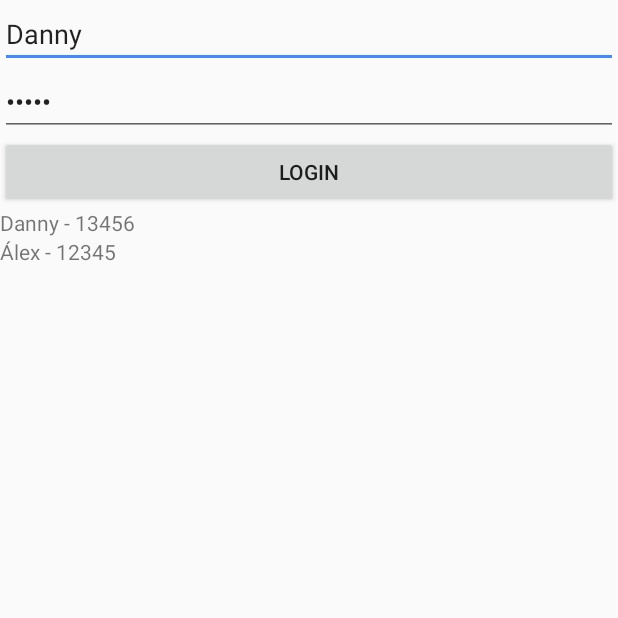
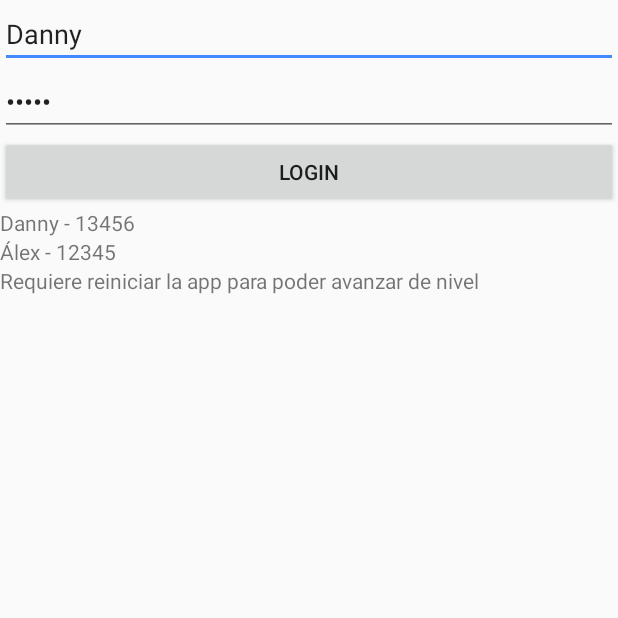
Before and after one commit to Milats/Prueba2_Stalin_Moposita, an Android app: the screen it shows after launch (LoginSIMP), on a phone screen of 412 x 824 dp, the top half of it. Run offline under Robolectric (Android 15) with nearby library versions, the phone set to English and light mode, and no system bars.

Commit message:
Final True

```diff
--- a/app/src/main/java/com/aperez/apps/eventhandlers/GuessButtonListener.java
+++ b/app/src/main/java/com/aperez/apps/eventhandlers/GuessButtonListener.java
@@ -1,5 +1,6 @@
 package com.aperez.apps.eventhandlers;
 
+import android.content.ContentValues;
 import android.content.Context;
 import android.database.Cursor;
 import android.database.sqlite.SQLiteDatabase;
@@ -72,7 +73,10 @@ public class GuessButtonListener implements OnClickListener {
                 String SIMPconsulta2 = "UPDATE POINTS " +
                         "SET ActualLevel = '" + level + "'" +
                         " WHERE Player = '" + MainActivity.player + "'";
-                Cursor cursor2 = SIMPsql.rawQuery(SIMPconsulta2, null);
+                ContentValues c = new ContentValues();
+                c.put("ActualLevel", level);
+                int cursor2 = SIMPsql.update("POINTS", c, "Player = " + MainActivity.player, null);
+
                 SIMPdbHelper.close();
 
             } else {
--- a/app/src/main/res/layout/login_layout_simp.xml
+++ b/app/src/main/res/layout/login_layout_simp.xml
@@ -60,6 +60,13 @@
             android:layout_weight="1"
             android:text="Álex - 12345" />
 
+        <TextView
+            android:id="@+id/textView3"
+            android:layout_width="match_parent"
+            android:layout_height="wrap_content"
+            android:layout_weight="1"
+            android:text="Requiere reiniciar la app para poder avanzar de nivel" />
+
     </LinearLayout>
     </ScrollView>
 </FrameLayout>
```
